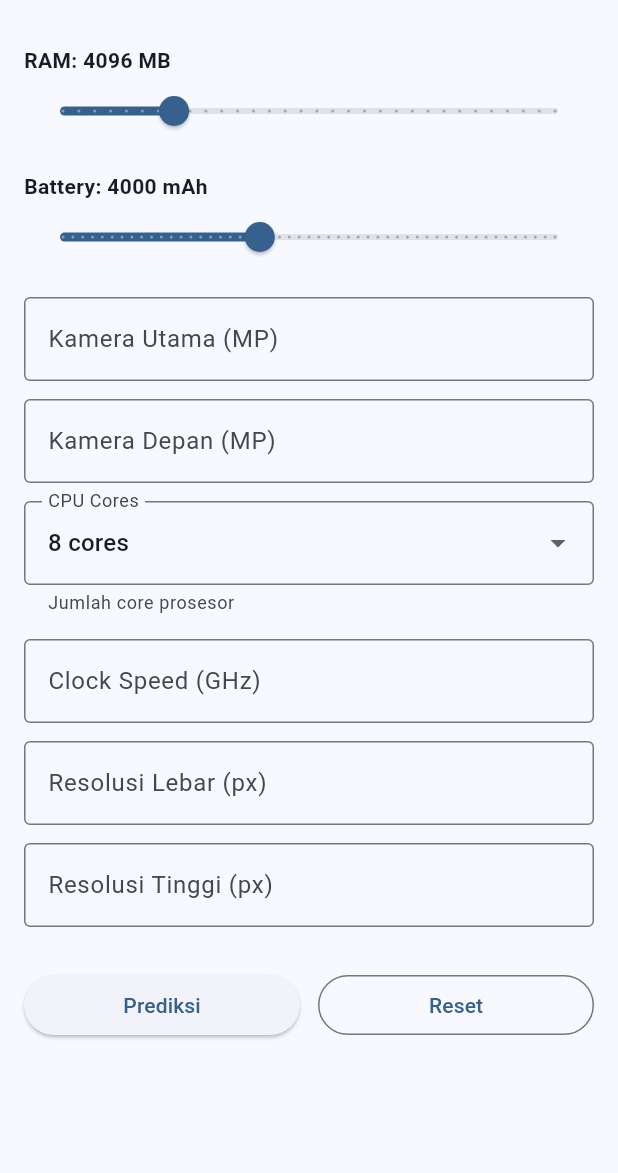
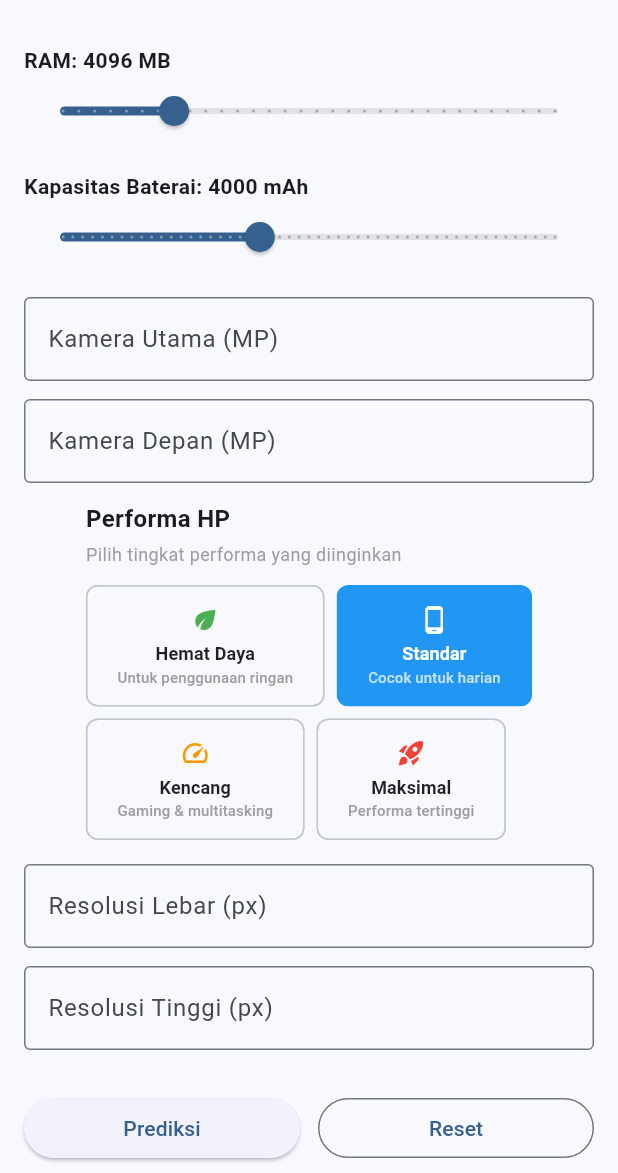
Before and after one commit to ade-nugraha306/smartphone-price-predictions, a Flutter app: the screen it shows after launch, on a phone screen of 412 x 824 dp, the part 63-1236 px from its top. Run offline on Flutter 3.47's test engine with Material 3 defaults, Android fonts, the phone set to English and light mode, and no system bars.

Commit message:
feat(preprocessing): remove cpu core count and clock speed features

```diff
--- a/frontend/lib/screens/predict_screen.dart
+++ b/frontend/lib/screens/predict_screen.dart
@@ -1,4 +1,5 @@
 import 'package:flutter/material.dart';
+import 'package:intl/intl.dart';
 import '../services/api_services.dart';
 
 class PredictScreen extends StatefulWidget {
@@ -7,11 +8,12 @@ class PredictScreen extends StatefulWidget {
 }
 
 class _PredictScreenState extends State<PredictScreen> {
+  List<dynamic> recommendations = [];
+
   @override
   void dispose() {
     pcCtrl.dispose();
     fcCtrl.dispose();
-    clockCtrl.dispose();
     pxWCtrl.dispose();
     pxHCtrl.dispose();
     super.dispose();
@@ -19,36 +21,55 @@ class _PredictScreenState extends State<PredictScreen> {
 
   void resetForm() {
     setState(() {
-      // reset state-driven widgets
       ram = 4096;
       battery = 4000;
-      cores = 8;
+      performanceLevel = 'sedang'; // reset ke default
 
-      // reset text fields
       pcCtrl.clear();
       fcCtrl.clear();
-      clockCtrl.clear();
       pxWCtrl.clear();
       pxHCtrl.clear();
 
       result = null;
+      recommendations = [];
     });
   }
 
-  double ram = 4096;       // MB
-  double battery = 4000;  // mAh
-  int cores = 8;
+  double ram = 4096;
+  double battery = 4000;
+  String performanceLevel = 'sedang'; // ganti cores & clock dengan ini
+
+  final currencyFormatter = NumberFormat.currency(
+    locale: 'id_ID',
+    symbol: 'Rp ',
+    decimalDigits: 0,
+  );
 
   final _formKey = GlobalKey<FormState>();
 
   final pcCtrl = TextEditingController();
   final fcCtrl = TextEditingController();
-  final clockCtrl = TextEditingController();
   final pxWCtrl = TextEditingController();
   final pxHCtrl = TextEditingController();
 
   String? result;
   bool loading = false;
+
+  // Fungsi helper untuk convert performance level ke cores & clock speed
+  Map<String, dynamic> getPerformanceSpecs(String level) {
+    switch (level) {
+      case 'hemat':
+        return {'cores': 4, 'clock_speed': 1.5};
+      case 'sedang':
+        return {'cores': 8, 'clock_speed': 2.0};
+      case 'tinggi':
+        return {'cores': 8, 'clock_speed': 2.5};
+      case 'maksimal':
+        return {'cores': 12, 'clock_speed': 3.0};
+      default:
+        return {'cores': 8, 'clock_speed': 2.0};
+    }
+  }
 
   String? _requiredNumber(
     String? v, {
@@ -63,32 +84,25 @@ class _PredictScreenState extends State<PredictScreen> {
     return null;
   }
 
-  String? _requiredDouble(
-    String? v, {
-    double? min,
-    double? max,
-  }) {
-    if (v == null || v.isEmpty) return "Wajib diisi";
-    final n = double.tryParse(v);
-    if (n == null) return "Harus berupa angka";
-    if (min != null && n < min) return "Minimal $min";
-    if (max != null && n > max) return "Maksimal $max";
-    return null;
-  }
-
   Future<void> submit() async {
     if (!_formKey.currentState!.validate()) return;
 
-    setState(() => loading = true);
+    setState(() {
+      loading = true;
+      result = null;
+      recommendations = [];
+    });
+
+    final perfSpecs = getPerformanceSpecs(performanceLevel);
 
     final spec = {
       "battery_power": battery.toInt(),
-      "clock_speed": double.parse(clockCtrl.text),
+      "clock_speed": perfSpecs['clock_speed'],
       "fc": int.parse(fcCtrl.text),
       "int_memory": 128,
       "m_dep": 0.5,
       "mobile_wt": 180,
-      "n_cores": cores,
+      "n_cores": perfSpecs['cores'],
       "pc": int.parse(pcCtrl.text),
       "px_height": int.parse(pxHCtrl.text),
       "px_width": int.parse(pxWCtrl.text),
@@ -101,13 +115,18 @@ class _PredictScreenState extends State<PredictScreen> {
     };
 
     try {
-      final res = await ApiService.predict(spec);
+      final res = await ApiService.predictAndRecommend(spec);
+
       setState(() {
         result =
-            "${res['label']}\nEstimasi Harga: ${res['price_estimate']}";
+            "${res['price_label']}\nEstimasi Harga: ${res['price_category']}";
+        recommendations = res['recommendations'] ?? [];
       });
     } catch (e) {
-      setState(() => result = "Gagal memprediksi");
+      setState(() {
+        result = "Gagal memprediksi";
+        recommendations = [];
+      });
     }
 
     setState(() => loading = false);
@@ -162,24 +181,101 @@ class _PredictScreenState extends State<PredictScreen> {
     );
   }
 
-  Widget coreDropdown() {
+  Widget performanceSelector() {
     return Padding(
       padding: const EdgeInsets.only(bottom: 16),
-      child: DropdownButtonFormField<int>(
-        value: cores,
-        items: [2, 4, 6, 8, 12, 16]
-            .map((c) => DropdownMenuItem(
-                  value: c,
-                  child: Text("$c cores"),
-                ))
-            .toList(),
-        onChanged: (v) => setState(() => cores = v!),
-        decoration: const InputDecoration(
-          labelText: "CPU Cores",
-          helperText: "Jumlah core prosesor",
-          border: OutlineInputBorder(),
-        ),
+      child: Column(
+        crossAxisAlignment: CrossAxisAlignment.start,
+        children: [
+          const Text(
+            "Performa HP",
+            style: TextStyle(fontWeight: FontWeight.bold, fontSize: 16),
+          ),
+          const SizedBox(height: 4),
+          const Text(
+            "Pilih tingkat performa yang diinginkan",
+            style: TextStyle(fontSize: 12, color: Colors.grey),
+          ),
+          const SizedBox(height: 12),
+          Wrap(
+            spacing: 8,
+            runSpacing: 8,
+            children: [
+              _performanceChip(
+                'hemat',
+                'Hemat Daya',
+                'Untuk penggunaan ringan',
+                Icons.eco,
+                Colors.green,
+              ),
+              _performanceChip(
+                'sedang',
+                'Standar',
+                'Cocok untuk harian',
+                Icons.phone_android,
+                Colors.blue,
+              ),
+              _performanceChip(
+                'tinggi',
+                'Kencang',
+                'Gaming & multitasking',
+                Icons.speed,
+                Colors.orange,
+              ),
+              _performanceChip(
+                'maksimal',
+                'Maksimal',
+                'Performa tertinggi',
+                Icons.rocket_launch,
+                Colors.red,
+              ),
+            ],
+          ),
+        ],
       ),
+    );
+  }
+
+  Widget _performanceChip(
+    String value,
+    String label,
+    String desc,
+    IconData icon,
+    Color color,
+  ) {
+    final isSelected = performanceLevel == value;
+    return FilterChip(
+      selected: isSelected,
+      label: Column(
+        mainAxisSize: MainAxisSize.min,
+        children: [
+          Icon(icon, size: 20, color: isSelected ? Colors.white : color),
+          const SizedBox(height: 4),
+          Text(
+            label,
+            style: TextStyle(
+              fontWeight: FontWeight.bold,
+              fontSize: 12,
+              color: isSelected ? Colors.white : Colors.black87,
+            ),
+          ),
+          Text(
+            desc,
+            style: TextStyle(
+              fontSize: 10,
+              color: isSelected ? Colors.white70 : Colors.grey,
+            ),
+          ),
+        ],
+      ),
+      onSelected: (selected) {
+        if (selected) {
+          setState(() => performanceLevel = value);
+        }
+      },
+      selectedColor: color,
+      padding: const EdgeInsets.all(12),
+      showCheckmark: false,
     );
   }
 
@@ -203,7 +299,7 @@ class _PredictScreenState extends State<PredictScreen> {
                 onChanged: (v) => setState(() => ram = v),
               ),
               sliderField(
-                label: "Battery",
+                label: "Kapasitas Baterai",
                 value: battery,
                 min: 2000,
                 max: 7000,
@@ -215,17 +311,11 @@ class _PredictScreenState extends State<PredictScreen> {
                   validator: (v) => _requiredNumber(v, min: 2, max: 200)),
               field("Kamera Depan (MP)", fcCtrl,
                   validator: (v) => _requiredNumber(v, min: 0, max: 64)),
-              coreDropdown(),
-              field("Clock Speed (GHz)", clockCtrl,
-                  type: const TextInputType.numberWithOptions(decimal: true),
-                  validator: (v) =>
-                      _requiredDouble(v, min: 0.5, max: 5.0)),
+              performanceSelector(),
               field("Resolusi Lebar (px)", pxWCtrl,
-                  validator: (v) =>
-                      _requiredNumber(v, min: 480, max: 4000)),
+                  validator: (v) => _requiredNumber(v, min: 480, max: 4000)),
               field("Resolusi Tinggi (px)", pxHCtrl,
-                  validator: (v) =>
-                      _requiredNumber(v, min: 800, max: 5000)),
+                  validator: (v) => _requiredNumber(v, min: 800, max: 5000)),
 
               const SizedBox(height: 16),
 
@@ -258,9 +348,40 @@ class _PredictScreenState extends State<PredictScreen> {
                     padding: const EdgeInsets.all(16),
                     child: Text(
                       result!,
-                      style: const TextStyle(fontSize: 18),
+                      style: const TextStyle(
+                        fontSize: 18,
+                        fontWeight: FontWeight.bold,
+                      ),
                     ),
                   ),
+                ),
+
+              if (recommendations.isNotEmpty)
+                Column(
+                  crossAxisAlignment: CrossAxisAlignment.start,
+                  children: [
+                    const SizedBox(height: 16),
+                    const Text(
+                      "Rekomendasi Smartphone",
+                      style: TextStyle(
+                        fontSize: 20,
+                        fontWeight: FontWeight.bold,
+                      ),
+                    ),
+                    const SizedBox(height: 8),
+
+                    ...recommendations.map((hp) {
+                      return Card(
+                        child: ListTile(
+                          title: Text("${hp['brand']} ${hp['model']}"),
+                          subtitle: Text(
+                            "Harga: ${currencyFormatter.format(hp['price_idr'])}\n"
+                            "Kategori: ${hp['price_category']}",
+                          ),
+                        ),
+                      );
+                    }),
+                  ],
                 ),
             ],
           ),
--- a/frontend/pubspec.yaml
+++ b/frontend/pubspec.yaml
@@ -32,6 +32,7 @@ dependencies:
     sdk: flutter
 
   http: ^1.6.0
+  intl: ^0.20.2
 
   # The following adds the Cupertino Icons font to your application.
   # Use with the CupertinoIcons class for iOS style icons.
```
Also changed, not shown: frontend/lib/services/api_services.dart (+15 -0 lines), frontend/pubspec.lock.
